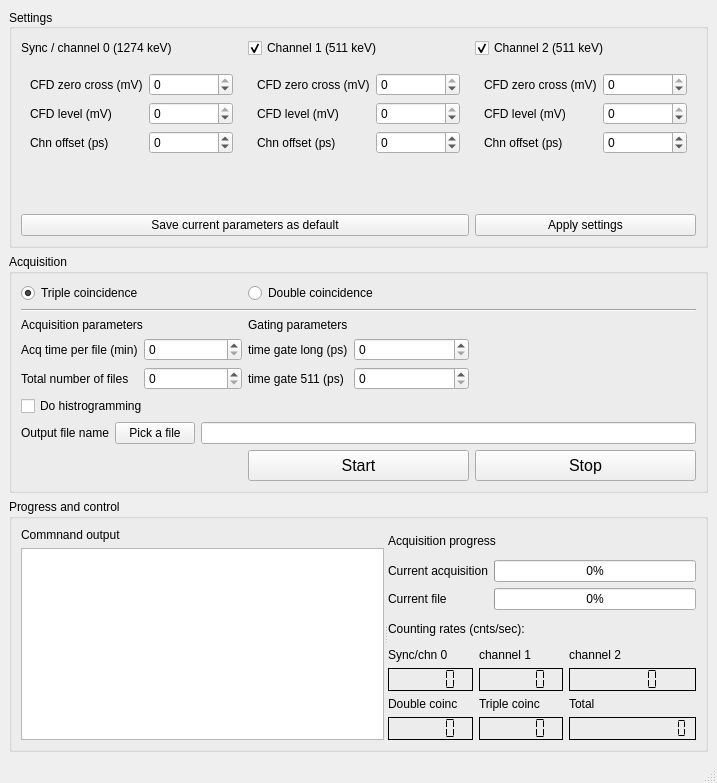
First picture: the form in acqGUI.ui, repository avancra/Pals3D, before the edit.
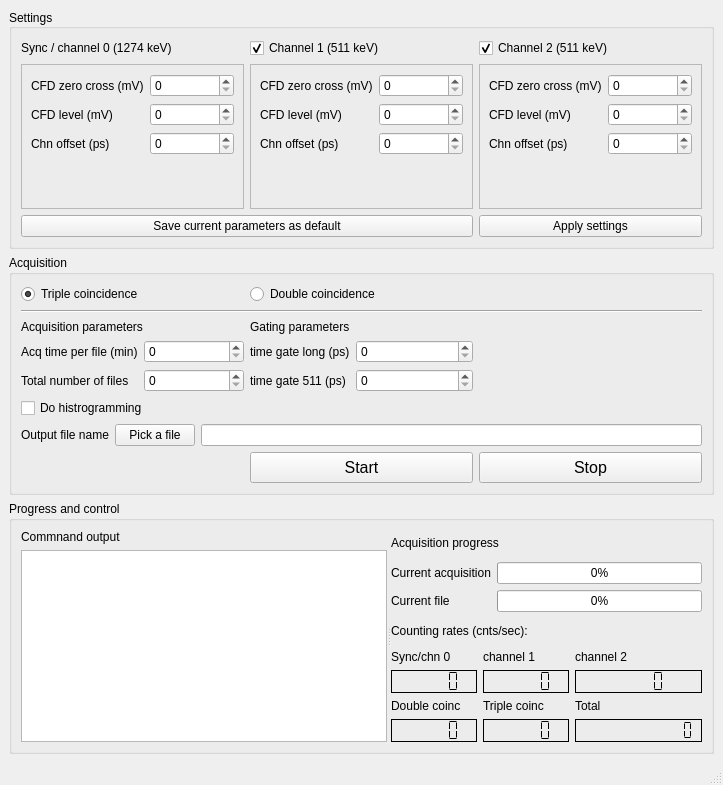
Second picture: the form after the edit.

Commit message: acqGUI: remove widget limits

Patch:
```diff
--- a/acqGUI.ui
+++ b/acqGUI.ui
@@ -6,16 +6,16 @@
    <rect>
     <x>0</x>
     <y>0</y>
-    <width>717</width>
-    <height>783</height>
+    <width>723</width>
+    <height>785</height>
    </rect>
   </property>
   <property name="windowTitle">
    <string>MainWindow</string>
   </property>
   <widget class="QWidget" name="centralwidget">
-   <layout class="QVBoxLayout" name="verticalLayout">
-    <item>
+   <layout class="QGridLayout" name="gridLayout_4">
+    <item row="0" column="0">
      <widget class="QGroupBox" name="T2settingsGrp">
       <property name="title">
        <string>Settings</string>
@@ -56,7 +56,13 @@
        </item>
        <item row="1" column="0">
         <widget class="QFrame" name="T2syncFrame">
-         <layout class="QFormLayout" name="T2syncLayout_3">
+         <property name="frameShape">
+          <enum>QFrame::StyledPanel</enum>
+         </property>
+         <property name="frameShadow">
+          <enum>QFrame::Raised</enum>
+         </property>
+         <layout class="QFormLayout" name="formLayout_2">
           <item row="0" column="0">
            <widget class="QLabel" name="T2syncZeroLabel">
             <property name="text">
@@ -64,6 +70,9 @@
             </property>
            </widget>
           </item>
+          <item row="0" column="1">
+           <widget class="QSpinBox" name="T2syncZeroValue"/>
+          </item>
           <item row="1" column="0">
            <widget class="QLabel" name="T2syncLevelLabel">
             <property name="text">
@@ -71,6 +80,9 @@
             </property>
            </widget>
           </item>
+          <item row="1" column="1">
+           <widget class="QSpinBox" name="T2syncLevelValue"/>
+          </item>
           <item row="2" column="0">
            <widget class="QLabel" name="T2syncOffsetLabel">
             <property name="text">
@@ -79,41 +91,20 @@
            </widget>
           </item>
           <item row="2" column="1">
-           <widget class="QSpinBox" name="T2syncOffsetValue">
-            <property name="minimum">
-             <number>-99999</number>
-            </property>
-            <property name="maximum">
-             <number>99999</number>
-            </property>
-           </widget>
-          </item>
-          <item row="0" column="1">
-           <widget class="QSpinBox" name="T2syncZeroValue_3">
-            <property name="minimum">
-             <number>-40</number>
-            </property>
-            <property name="maximum">
-             <number>0</number>
-            </property>
-           </widget>
-          </item>
-          <item row="1" column="1">
-           <widget class="QSpinBox" name="T2syncLevelValue">
-            <property name="minimum">
-             <number>-1200</number>
-            </property>
-            <property name="maximum">
-             <number>0</number>
-            </property>
-           </widget>
+           <widget class="QSpinBox" name="T2syncOffsetValue"/>
           </item>
          </layout>
         </widget>
        </item>
        <item row="1" column="1">
         <widget class="QFrame" name="T2chn1Frame">
-         <layout class="QFormLayout" name="T2chn1Layout_3">
+         <property name="frameShape">
+          <enum>QFrame::StyledPanel</enum>
+         </property>
+         <property name="frameShadow">
+          <enum>QFrame::Raised</enum>
+         </property>
+         <layout class="QFormLayout" name="formLayout_3">
           <item row="0" column="0">
            <widget class="QLabel" name="T2chn1ZeroLabel">
             <property name="text">
@@ -122,14 +113,7 @@
            </widget>
           </item>
           <item row="0" column="1">
-           <widget class="QSpinBox" name="T2chn1ZeroValue">
-            <property name="minimum">
-             <number>-40</number>
-            </property>
-            <property name="maximum">
-             <number>0</number>
-            </property>
-           </widget>
+           <widget class="QSpinBox" name="T2chn1ZeroValue"/>
           </item>
           <item row="1" column="0">
            <widget class="QLabel" name="T2chn1LevelLabel">
@@ -139,14 +123,7 @@
            </widget>
           </item>
           <item row="1" column="1">
-           <widget class="QSpinBox" name="T2chn1LevelValue">
-            <property name="minimum">
-             <number>-1200</number>
-            </property>
-            <property name="maximum">
-             <number>0</number>
-            </property>
-           </widget>
+           <widget class="QSpinBox" name="T2chn1LevelValue"/>
           </item>
           <item row="2" column="0">
            <widget class="QLabel" name="label">
@@ -156,21 +133,20 @@
            </widget>
           </item>
           <item row="2" column="1">
-           <widget class="QSpinBox" name="T2chn1OffsetValue">
-            <property name="minimum">
-             <number>-99999</number>
-            </property>
-            <property name="maximum">
-             <number>99999</number>
-            </property>
-           </widget>
+           <widget class="QSpinBox" name="T2chn1OffsetValue"/>
           </item>
          </layout>
         </widget>
        </item>
        <item row="1" column="2">
         <widget class="QFrame" name="T2chn2Frame">
-         <layout class="QFormLayout" name="T2chn2Layout_3">
+         <property name="frameShape">
+          <enum>QFrame::StyledPanel</enum>
+         </property>
+         <property name="frameShadow">
+          <enum>QFrame::Raised</enum>
+         </property>
+         <layout class="QFormLayout" name="formLayout_4">
           <item row="0" column="0">
            <widget class="QLabel" name="T2chn2ZeroLabel">
             <property name="text">
@@ -178,6 +154,9 @@
             </property>
            </widget>
           </item>
+          <item row="0" column="1">
+           <widget class="QSpinBox" name="T2chn2ZeroValue"/>
+          </item>
           <item row="1" column="0">
            <widget class="QLabel" name="T2chn2LevelLabel">
             <property name="text">
@@ -185,6 +164,9 @@
             </property>
            </widget>
           </item>
+          <item row="1" column="1">
+           <widget class="QSpinBox" name="T2chn2LevelValue"/>
+          </item>
           <item row="2" column="0">
            <widget class="QLabel" name="T2chn2OffsetLabel">
             <property name="text">
@@ -193,34 +175,7 @@
            </widget>
           </item>
           <item row="2" column="1">
-           <widget class="QSpinBox" name="T2chn2OffsetValue">
-            <property name="minimum">
-             <number>-99999</number>
-            </property>
-            <property name="maximum">
-             <number>99999</number>
-            </property>
-           </widget>
-          </item>
-          <item row="0" column="1">
-           <widget class="QSpinBox" name="T2chn2ZeroValue">
-            <property name="minimum">
-             <number>-40</number>
-            </property>
-            <property name="maximum">
-             <number>0</number>
-            </property>
-           </widget>
-          </item>
-          <item row="1" column="1">
-           <widget class="QSpinBox" name="T2chn2LevelValue">
-            <property name="minimum">
-             <number>-1200</number>
-            </property>
-            <property name="maximum">
-             <number>0</number>
-            </property>
-           </widget>
+           <widget class="QSpinBox" name="T2chn2OffsetValue"/>
           </item>
          </layout>
         </widget>
@@ -242,7 +197,7 @@
       </layout>
      </widget>
     </item>
-    <item>
+    <item row="1" column="0">
      <widget class="QGroupBox" name="T2acqGrp">
       <property name="title">
        <string>Acquisition</string>
@@ -265,11 +220,7 @@
           </widget>
          </item>
          <item row="0" column="1">
-          <widget class="QSpinBox" name="T2acqTimePerFileValue">
-           <property name="maximum">
-            <number>6000</number>
-           </property>
-          </widget>
+          <widget class="QSpinBox" name="T2acqTimePerFileValue"/>
          </item>
          <item row="1" column="0">
           <widget class="QLabel" name="T2acqNoFilesLabel">
@@ -279,11 +230,7 @@
           </widget>
          </item>
          <item row="1" column="1">
-          <widget class="QSpinBox" name="T2acqNoFilesValue">
-           <property name="maximum">
-            <number>6000</number>
-           </property>
-          </widget>
+          <widget class="QSpinBox" name="T2acqNoFilesValue"/>
          </item>
         </layout>
        </item>
@@ -353,18 +300,10 @@
           </widget>
          </item>
          <item row="0" column="1">
-          <widget class="QSpinBox" name="T2timeGateLongValue">
-           <property name="maximum">
-            <number>20000</number>
-           </property>
-          </widget>
+          <widget class="QSpinBox" name="T2timeGateLongValue"/>
          </item>
          <item row="1" column="1">
-          <widget class="QSpinBox" name="T2timeGateShortValue">
-           <property name="maximum">
-            <number>20000</number>
-           </property>
-          </widget>
+          <widget class="QSpinBox" name="T2timeGateShortValue"/>
          </item>
         </layout>
        </item>
@@ -436,7 +375,7 @@
       <zorder>label_17</zorder>
      </widget>
     </item>
-    <item>
+    <item row="2" column="0">
      <widget class="QGroupBox" name="progGrp">
       <property name="title">
        <string>Progress and control</string>
```
Left out of the diff: 2 changed lines with no effect on the pictures. The commit also changes 1 other file.
